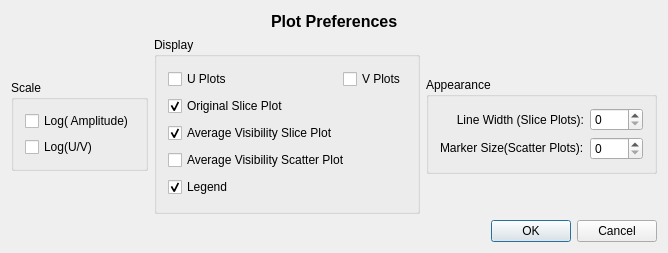
Qt form code/guitools/Feather/Preferences.ui (radio-astro/casa) before a commit.
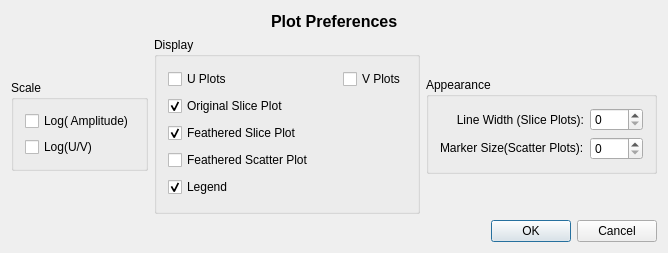
The same form after that commit.

Commit message: New Development: No             JIRA Issue: No         Ready for Test: Yes      Interface Changes: No What Interface Changed: Please list interface changes          Test Programs: List test programs   Put in Release Notes: No              Module(s): Module Names change impacts.            Description: Fixes to Casa Feather requested by Juergan: 1.  Hide scatter plot and associated functionality for this release. 2.  Change plot titles. 3.  Fix of bug with regard to log scaling.

```diff
--- a/code/guitools/Feather/Preferences.ui
+++ b/code/guitools/Feather/Preferences.ui
@@ -197,7 +197,7 @@
              <string>A plot of the feather output functions will be shown if this box is checked.</string>
             </property>
             <property name="text">
-             <string>Average Visibility Slice Plot</string>
+             <string>Feathered Slice Plot</string>
             </property>
             <property name="checked">
              <bool>true</bool>
@@ -227,7 +227,7 @@
              <string>Display a separate scatter plot of the average visibility amplitudes.</string>
             </property>
             <property name="text">
-             <string>Average Visibility Scatter Plot</string>
+             <string>Feathered Scatter Plot</string>
             </property>
            </widget>
           </item>
```
Left out of the diff: 2 changed lines with no effect on the pictures. The commit also changes 13 other files.
